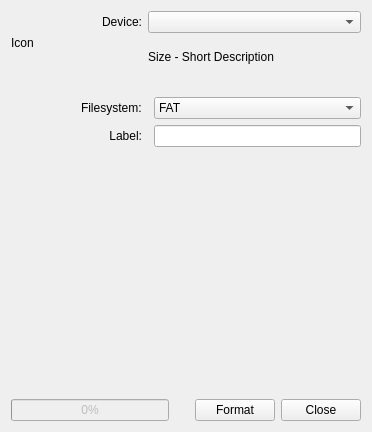
Above: kformat/format.ui from KDE/kdisksutilities before the change. Below: the same form after it.
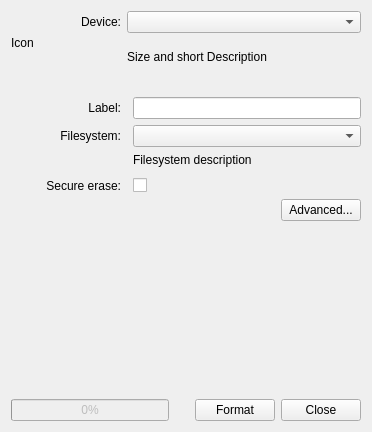
That is the form after the change. Custom widgets are drawn as their Qt base class.

Commit message: Added more features to the user interface.

```diff
--- a/kformat/format.ui
+++ b/kformat/format.ui
@@ -44,32 +44,91 @@
    <item row="1" column="2" colspan="2">
     <widget class="QLabel" name="deviceInfo">
      <property name="text">
-      <string notr="true">Size - Short Description</string>
+      <string notr="true">Size and short Description</string>
      </property>
     </widget>
    </item>
-   <item row="2" column="0" colspan="4">
+   <item row="2" column="0" rowspan="2" colspan="4">
     <widget class="KSeparator" name="kseparator_2"/>
    </item>
+   <item row="4" column="0" colspan="2">
+    <widget class="QLabel" name="labelLineEditLabel">
+     <property name="text">
+      <string>Label:</string>
+     </property>
+     <property name="alignment">
+      <set>Qt::AlignRight|Qt::AlignTrailing|Qt::AlignVCenter</set>
+     </property>
+    </widget>
+   </item>
+   <item row="3" column="3">
+    <spacer name="verticalSpacer_2">
+     <property name="orientation">
+      <enum>Qt::Vertical</enum>
+     </property>
+     <property name="sizeType">
+      <enum>QSizePolicy::Fixed</enum>
+     </property>
+     <property name="sizeHint" stdset="0">
+      <size>
+       <width>20</width>
+       <height>10</height>
+      </size>
+     </property>
+    </spacer>
+   </item>
    <item row="4" column="3">
-    <widget class="KComboBox" name="filesystemComboBox">
-     <item>
-      <property name="text">
-       <string>FAT</string>
-      </property>
-     </item>
-     <item>
-      <property name="text">
-       <string>ext3</string>
-      </property>
-     </item>
-    </widget>
-   </item>
-   <item row="5" column="3">
     <widget class="KLineEdit" name="labelLineEdit"/>
    </item>
-   <item row="6" column="1">
-    <spacer name="verticalSpacer">
+   <item row="5" column="0" colspan="2">
+    <widget class="QLabel" name="filesystemComboBoxLabel">
+     <property name="text">
+      <string>Filesystem:</string>
+     </property>
+     <property name="alignment">
+      <set>Qt::AlignRight|Qt::AlignTrailing|Qt::AlignVCenter</set>
+     </property>
+    </widget>
+   </item>
+   <item row="5" column="3">
+    <widget class="KComboBox" name="filesystemComboBox"/>
+   </item>
+   <item row="6" column="3">
+    <widget class="QLabel" name="filesystemDescription">
+     <property name="text">
+      <string notr="true">Filesystem description</string>
+     </property>
+     <property name="wordWrap">
+      <bool>true</bool>
+     </property>
+    </widget>
+   </item>
+   <item row="9" column="2" colspan="2">
+    <layout class="QHBoxLayout" name="horizontalLayout_2">
+     <item>
+      <spacer name="horizontalSpacer_2">
+       <property name="orientation">
+        <enum>Qt::Horizontal</enum>
+       </property>
+       <property name="sizeHint" stdset="0">
+        <size>
+         <width>40</width>
+         <height>20</height>
+        </size>
+       </property>
+      </spacer>
+     </item>
+     <item>
+      <widget class="KPushButton" name="advancedButton">
+       <property name="text">
+        <string>Advanced...</string>
+       </property>
+      </widget>
+     </item>
+    </layout>
+   </item>
+   <item row="10" column="1">
+    <spacer name="verticalSpacer_3">
      <property name="orientation">
       <enum>Qt::Vertical</enum>
      </property>
@@ -81,10 +140,10 @@
      </property>
     </spacer>
    </item>
-   <item row="7" column="0" colspan="4">
+   <item row="11" column="0" colspan="4">
     <widget class="KSeparator" name="kseparator"/>
    </item>
-   <item row="8" column="0" colspan="4">
+   <item row="12" column="0" colspan="4">
     <layout class="QHBoxLayout" name="horizontalLayout">
      <item>
       <widget class="QProgressBar" name="progressBar">
@@ -128,25 +187,15 @@
      </item>
     </layout>
    </item>
-   <item row="4" column="1">
-    <widget class="QLabel" name="filesystemComboBoxLabel">
+   <item row="8" column="3">
+    <widget class="QCheckBox" name="eraseCheckBox">
      <property name="text">
-      <string>Filesystem:</string>
+      <string/>
      </property>
     </widget>
    </item>
-   <item row="5" column="1">
-    <widget class="QLabel" name="labelLineEditLabel">
-     <property name="text">
-      <string>Label:</string>
-     </property>
-     <property name="alignment">
-      <set>Qt::AlignRight|Qt::AlignTrailing|Qt::AlignVCenter</set>
-     </property>
-    </widget>
-   </item>
-   <item row="3" column="3">
-    <spacer name="verticalSpacer_2">
+   <item row="7" column="1">
+    <spacer name="verticalSpacer_4">
      <property name="orientation">
       <enum>Qt::Vertical</enum>
      </property>
@@ -156,11 +205,21 @@
      <property name="sizeHint" stdset="0">
       <size>
        <width>20</width>
-       <height>10</height>
+       <height>5</height>
       </size>
      </property>
     </spacer>
    </item>
+   <item row="8" column="0" colspan="2">
+    <widget class="QLabel" name="eraseCheckBoxLabel">
+     <property name="text">
+      <string>Secure erase:</string>
+     </property>
+     <property name="alignment">
+      <set>Qt::AlignRight|Qt::AlignTrailing|Qt::AlignVCenter</set>
+     </property>
+    </widget>
+   </item>
   </layout>
  </widget>
  <customwidgets>
```
The commit also changes 2 other files.
